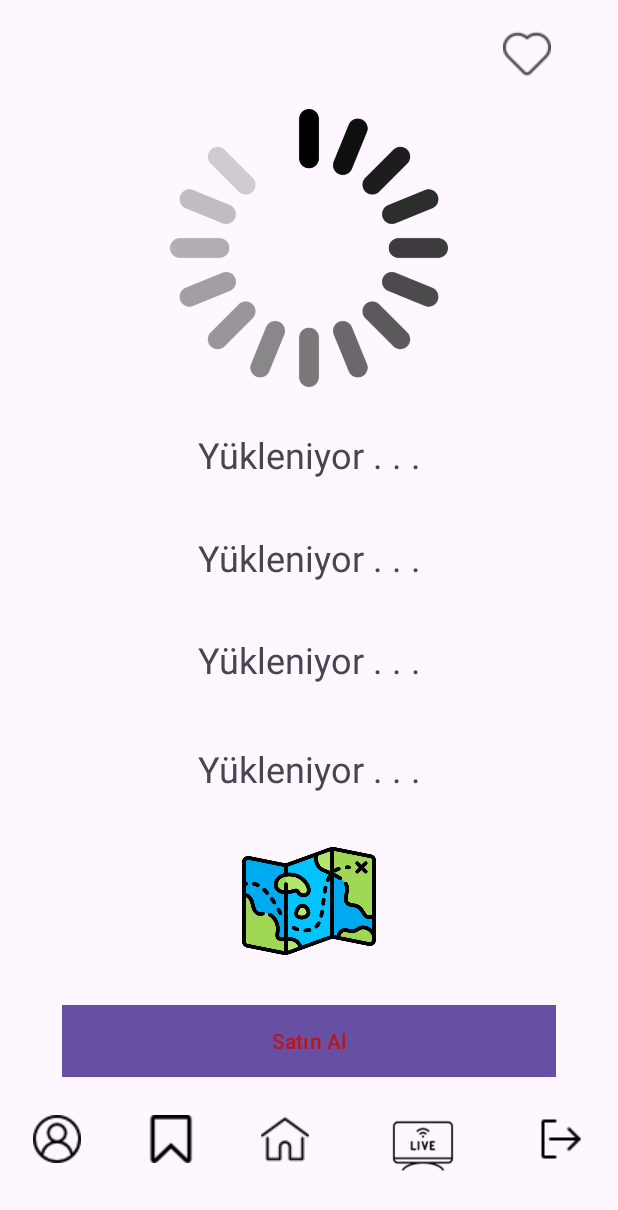
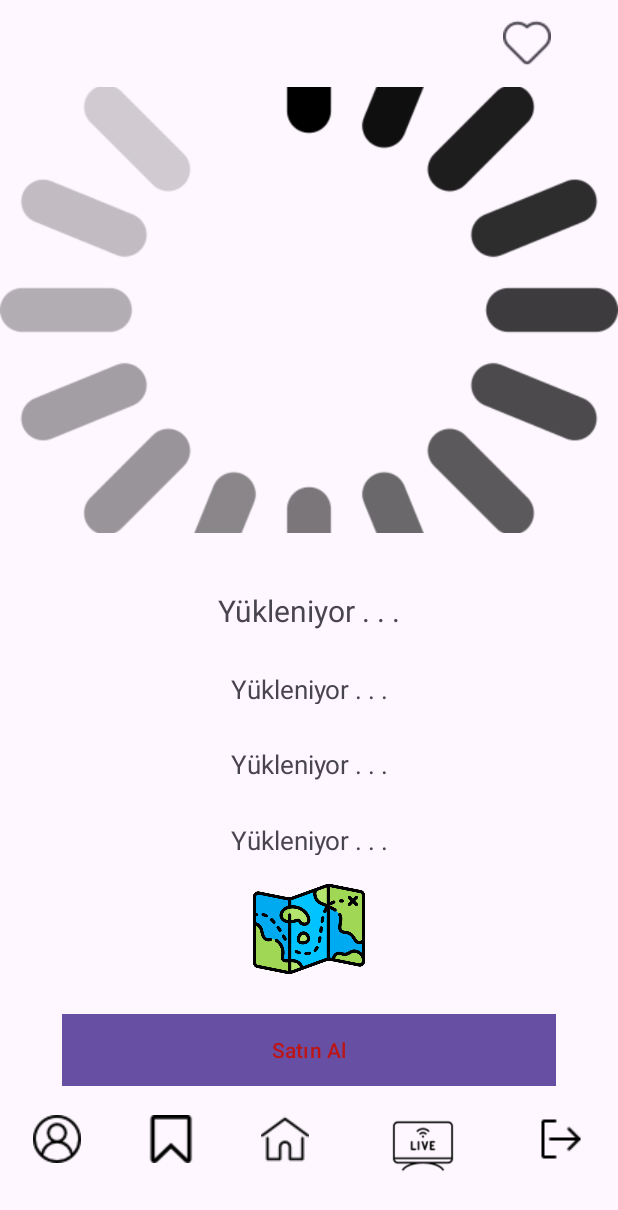
Before and after one commit to olgun-yilmaz/SpotTicket, an Android app: the EventDetailsFragment screen opened through its navigation route, on a phone screen of 412 x 824 dp. Shown: the top 1210 px of the screen. Run offline under Robolectric (Android 15) with nearby library versions, the phone set to English and light mode, and no system bars; our stand-ins replace Firebase (no records; nobody signed in at launch, a user with empty details on screens opened directly), Picasso; pictures from the network do not load.

Commit message:
Fixed small bugs

```diff
--- a/app/src/main/java/com/olgunyilmaz/spotticket/view/fragments/EventDetailsFragment.java
+++ b/app/src/main/java/com/olgunyilmaz/spotticket/view/fragments/EventDetailsFragment.java
@@ -77,6 +77,7 @@ public class EventDetailsFragment extends Fragment {
 
         MainActivity activity = (MainActivity) requireActivity();
         activity.binding.homeButton.setEnabled(true); // for back to home page
+        activity.binding.myEventsButton.setEnabled(true); // for back to fav page
 
         String userEmail = auth.getCurrentUser().getEmail().toString();
         collectionPath = userEmail + "_Events";
--- a/app/src/main/java/com/olgunyilmaz/spotticket/view/fragments/HomePageFragment.java
+++ b/app/src/main/java/com/olgunyilmaz/spotticket/view/fragments/HomePageFragment.java
@@ -52,8 +52,7 @@ public class HomePageFragment extends Fragment implements SelectCityFragment.Cit
     public View onCreateView(LayoutInflater inflater, ViewGroup container,
                              Bundle savedInstanceState) {
         binding = FragmentHomePageBinding.inflate(getLayoutInflater(), container, false);
-        View view = binding.getRoot();
-        return view;
+        return binding.getRoot();
     }
 
     @Override
@@ -62,7 +61,6 @@ public class HomePageFragment extends Fragment implements SelectCityFragment.Cit
 
         localDataManager = new LocalDataManager(requireActivity());
 
-        categories = new ArrayList<>();
         getCategories();
 
         fragmentManager = requireActivity().getSupportFragmentManager();
@@ -78,7 +76,7 @@ public class HomePageFragment extends Fragment implements SelectCityFragment.Cit
         binding.selectCityText.setText(city);
 
         ArrayList<String> cities = getCities();
-        binding.selectCityButton.setOnClickListener(v -> showCityPicker(cities));
+        binding.cityLayout.setOnClickListener(v -> showCityPicker(cities));
 
         GridLayoutManager gridLayoutManager = new GridLayoutManager
                 (requireContext(), 3, GridLayoutManager.HORIZONTAL, false);
@@ -177,6 +175,8 @@ public class HomePageFragment extends Fragment implements SelectCityFragment.Cit
     }
 
     private void getCategories() {
+        categories = new ArrayList<>();
+
         categories.add(new CategoryResponse(R.drawable.family, "Aile"));
         categories.add(new CategoryResponse(R.drawable.basketball, "Basketbol"));
         categories.add(new CategoryResponse(R.drawable.baseball, "Beyzbol"));
--- a/app/src/main/java/com/olgunyilmaz/spotticket/view/fragments/ProfileFragment.java
+++ b/app/src/main/java/com/olgunyilmaz/spotticket/view/fragments/ProfileFragment.java
@@ -151,7 +151,6 @@ public class ProfileFragment extends Fragment {
         binding.saveButton.setOnClickListener(new View.OnClickListener() {
             @Override
             public void onClick(View view) {
-                binding.profileImage.setImageResource(R.drawable.loading);
                 displayMode();
                 uploadImage2db();
             }
@@ -198,6 +197,7 @@ public class ProfileFragment extends Fragment {
 
     private void uploadImage2db() {
         if (imgUri != null) {
+            binding.profileImage.setImageResource(R.drawable.loading);
             String dir_name = "pp";
             StorageReference storageRef = storage.getReference();
             StorageReference imageRef = storageRef.child("images").child(dir_name).child(user.getEmail() + ".jpg");
@@ -215,6 +215,7 @@ public class ProfileFragment extends Fragment {
                             updateProfileImage(auth.getCurrentUser().getEmail().toString(), uri.toString());
                             UserManager.getInstance().ppUrl = imgUri.toString();
                             binding.profileImage.setImageURI(imgUri);
+                            imgUri = null; // reset uri for next
                         }
                     });
 
--- a/app/src/main/java/com/olgunyilmaz/spotticket/view/fragments/SelectCityFragment.java
+++ b/app/src/main/java/com/olgunyilmaz/spotticket/view/fragments/SelectCityFragment.java
@@ -35,8 +35,7 @@ public class SelectCityFragment extends DialogFragment {
     public View onCreateView(LayoutInflater inflater, ViewGroup container,
                              Bundle savedInstanceState) {
         binding = FragmentSelectCityBinding.inflate(getLayoutInflater(), container, false);
-        View view = binding.getRoot();
-        return view;
+        return binding.getRoot();
     }
 
     @Override
--- a/app/src/main/java/com/olgunyilmaz/spotticket/view/fragments/SignUpFragment.java
+++ b/app/src/main/java/com/olgunyilmaz/spotticket/view/fragments/SignUpFragment.java
@@ -3,7 +3,6 @@ package com.olgunyilmaz.spotticket.view.fragments;
 
 import static android.content.ContentValues.TAG;
 
-import android.app.Activity;
 import android.os.Bundle;
 
 import androidx.annotation.NonNull;
--- a/app/src/main/res/layout/fragment_event_details.xml
+++ b/app/src/main/res/layout/fragment_event_details.xml
@@ -12,7 +12,9 @@
 
         android:layout_width="0dp"
         android:layout_height="0dp"
-        app:layout_constraintHeight_percent="0.25"
+        app:layout_constraintHeight_percent="0.4"
+
+        android:scaleType="centerCrop"
 
         android:src="@drawable/loading"
 
@@ -47,12 +49,12 @@
 
         android:layout_width="0dp"
         android:layout_height="0dp"
-        app:layout_constraintHeight_percent="0.08"
+        app:layout_constraintHeight_percent="0.04"
 
-        app:layout_constraintVertical_bias="0.4"
+        app:layout_constraintVertical_bias="0.55"
 
         android:text="Yükleniyor . . ."
-        android:textSize="24sp"
+        android:textSize="20sp"
         android:gravity="center"
 
         app:layout_constraintEnd_toEndOf="@+id/detailsImage"
@@ -66,12 +68,12 @@
 
         android:layout_width="0dp"
         android:layout_height="0dp"
-        app:layout_constraintHeight_percent="0.05"
+        app:layout_constraintHeight_percent="0.03"
 
-        app:layout_constraintVertical_bias="0.5"
+        app:layout_constraintVertical_bias="0.62"
 
         android:text="Yükleniyor . . ."
-        android:textSize="24sp"
+        android:textSize="17sp"
         android:gravity="center"
 
         app:layout_constraintEnd_toEndOf="@+id/detailsDateText"
@@ -85,12 +87,12 @@
 
         android:layout_width="0dp"
         android:layout_height="0dp"
-        app:layout_constraintHeight_percent="0.08"
+        app:layout_constraintHeight_percent="0.03"
 
-        app:layout_constraintVertical_bias="0.6"
+        app:layout_constraintVertical_bias="0.69"
 
         android:text="Yükleniyor . . ."
-        android:textSize="24sp"
+        android:textSize="17sp"
         android:gravity="center"
 
         app:layout_constraintEnd_toEndOf="@+id/detailsDateText"
@@ -104,12 +106,12 @@
 
         android:layout_width="0dp"
         android:layout_height="0dp"
-        app:layout_constraintHeight_percent="0.05"
+        app:layout_constraintHeight_percent="0.03"
 
-        app:layout_constraintVertical_bias="0.7"
+        app:layout_constraintVertical_bias="0.76"
 
         android:text="Yükleniyor . . ."
-        android:textSize="24sp"
+        android:textSize="17sp"
         android:gravity="center"
 
         app:layout_constraintEnd_toEndOf="@+id/detailsNameText"
@@ -123,10 +125,10 @@
 
         android:layout_width="0dp"
         android:layout_height="0dp"
-        app:layout_constraintHeight_percent="0.12"
+        app:layout_constraintHeight_percent="0.1"
         app:layout_constraintWidth_percent="0.8"
 
-        app:layout_constraintVertical_bias="0.85"
+        app:layout_constraintVertical_bias="0.87"
 
         app:srcCompat="@drawable/map_button_icon"
 
```
Also changed, not shown: app/src/main/java/com/olgunyilmaz/spotticket/adapter/CategoryAdapter.java (+7 -10 lines), app/src/main/java/com/olgunyilmaz/spotticket/model/EventResponse.java (+0 -16 lines), app/src/main/java/com/olgunyilmaz/spotticket/view/fragments/DisplayFragment.java (+17 -0 lines), app/src/main/java/com/olgunyilmaz/spotticket/view/fragments/LoginFragment.java (+4 -4 lines), app/src/main/res/layout/fragment_login.xml (+7 -7 lines), app/src/main/res/drawable/add_icon.png (deleted).
